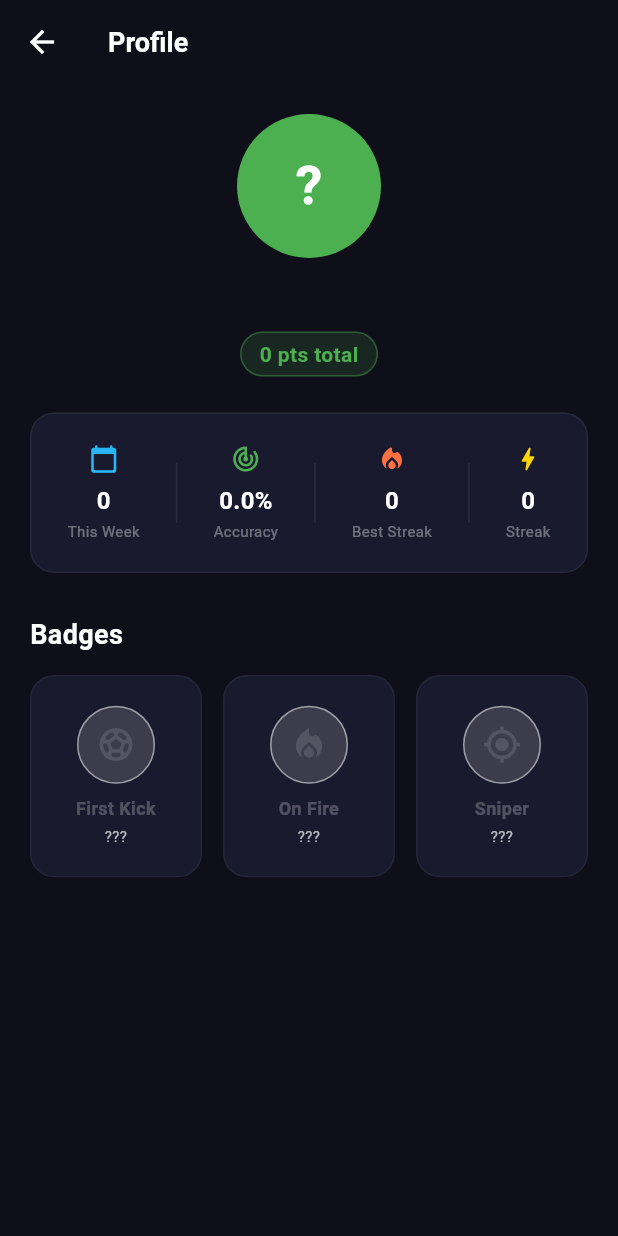
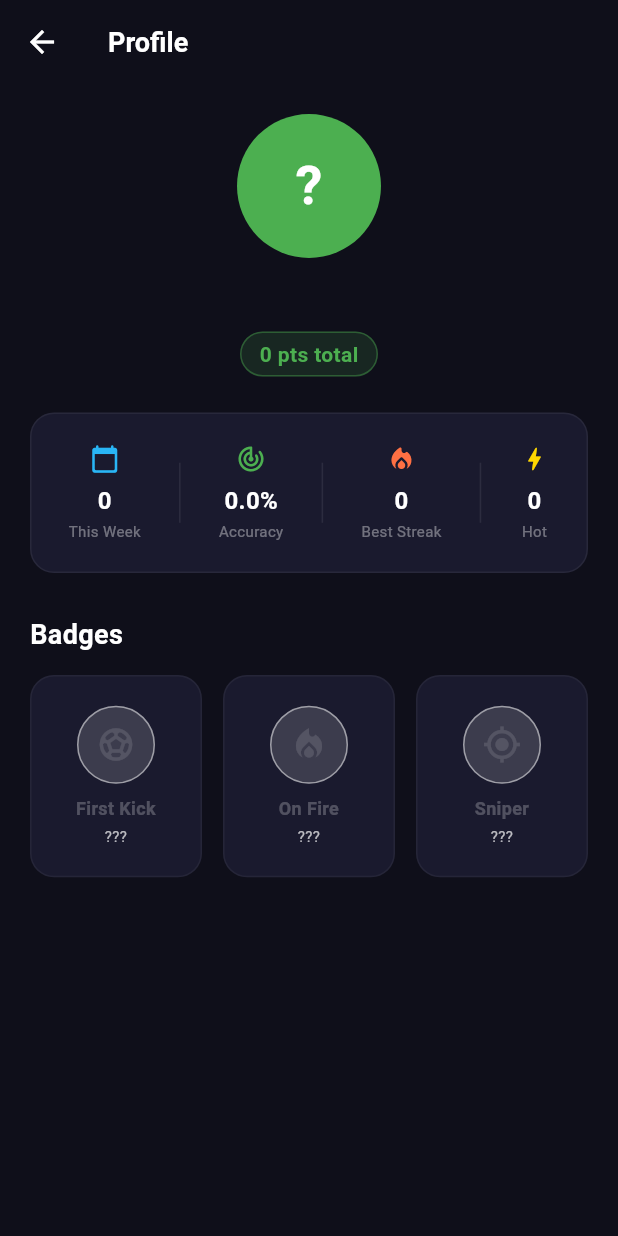
Before and after one commit to Mattathiasa/prediction_league, a Flutter app: the screen it shows once a user with an empty profile is signed in, scrolled down 297 dp, after a tap on "My Profile", on a phone screen of 412 x 824 dp. Run offline on Flutter 3.47's test engine with Material 3 defaults, Android fonts, the phone set to English and light mode, and no system bars; our stand-ins replace cached_network_image, cloud_firestore, firebase_auth, firebase_core, flutter_local_notifications, google_sign_in and 2 more; missing offline and left inert: firebase_app_check; accounts and stored records are empty; generated files the repository leaves out were written again.

```diff
--- a/lib/main.dart
+++ b/lib/main.dart
@@ -1,5 +1,6 @@
 import 'package:flutter/material.dart';
 import 'package:firebase_core/firebase_core.dart';
+import 'package:firebase_app_check/firebase_app_check.dart';
 import 'package:provider/provider.dart';
 import 'package:timezone/data/latest_all.dart' as tz;
 import 'firebase_options.dart';
@@ -14,10 +15,15 @@ import 'screens/home_screen.dart';
 void main() async {
   WidgetsFlutterBinding.ensureInitialized();
 
-  // Timezone data required by flutter_local_notifications zonedSchedule
   tz.initializeTimeZones();
 
   await Firebase.initializeApp(options: DefaultFirebaseOptions.currentPlatform);
+
+  await FirebaseAppCheck.instance.activate(
+    webProvider: ReCaptchaV3Provider('YOUR_RECAPTCHA_SITE_KEY'),
+    androidProvider: AndroidProvider.debug,
+    appleProvider: AppleProvider.debug,
+  );
 
   await NotificationService.initialize();
   await NotificationService.requestPermission();
--- a/lib/models/user_model.dart
+++ b/lib/models/user_model.dart
@@ -8,6 +8,10 @@ class UserModel {
   final int bestStreak;
   final double accuracy;
   final List<String> badgeIds;
+  final int highestWeeklyPoints;
+  final int predictionsCount;
+  final int correctResults;
+  final int exactScoreCount;
 
   const UserModel({
     required this.uid,
@@ -19,6 +23,10 @@ class UserModel {
     this.bestStreak = 0,
     this.accuracy = 0.0,
     this.badgeIds = const [],
+    this.highestWeeklyPoints = 0,
+    this.predictionsCount = 0,
+    this.correctResults = 0,
+    this.exactScoreCount = 0,
   });
 
   factory UserModel.fromFirestore(Map<String, dynamic> data, String uid) {
@@ -32,6 +40,10 @@ class UserModel {
       bestStreak: data['bestStreak'] as int? ?? 0,
       accuracy: (data['accuracy'] as num? ?? 0).toDouble(),
       badgeIds: List<String>.from(data['badgeIds'] as List? ?? []),
+      highestWeeklyPoints: data['highestWeeklyPoints'] as int? ?? 0,
+      predictionsCount: data['predictionsCount'] as int? ?? 0,
+      correctResults: data['correctResults'] as int? ?? 0,
+      exactScoreCount: data['exactScoreCount'] as int? ?? 0,
     );
   }
 
@@ -45,6 +57,10 @@ class UserModel {
           'bestStreak': bestStreak,
           'accuracy': accuracy,
           'badgeIds': badgeIds,
+          'highestWeeklyPoints': highestWeeklyPoints,
+          'predictionsCount': predictionsCount,
+          'correctResults': correctResults,
+          'exactScoreCount': exactScoreCount,
         };
 
   UserModel copyWith({
@@ -56,6 +72,10 @@ class UserModel {
     int? bestStreak,
     double? accuracy,
     List<String>? badgeIds,
+    int? highestWeeklyPoints,
+    int? predictionsCount,
+    int? correctResults,
+    int? exactScoreCount,
   }) {
     return UserModel(
       uid: uid,
@@ -67,6 +87,10 @@ class UserModel {
       bestStreak: bestStreak ?? this.bestStreak,
       accuracy: accuracy ?? this.accuracy,
       badgeIds: badgeIds ?? this.badgeIds,
+      highestWeeklyPoints: highestWeeklyPoints ?? this.highestWeeklyPoints,
+      predictionsCount: predictionsCount ?? this.predictionsCount,
+      correctResults: correctResults ?? this.correctResults,
+      exactScoreCount: exactScoreCount ?? this.exactScoreCount,
     );
   }
 }
--- a/lib/screens/profile_screen.dart
+++ b/lib/screens/profile_screen.dart
@@ -147,7 +147,7 @@ class _StatsRow extends StatelessWidget {
               color: const Color(0xFFFF7043)),
           _divider(),
           _Stat(
-              label: 'Streak',
+              label: 'Hot',
               value: '${user.streak}',
               icon: Icons.bolt_rounded,
               color: const Color(0xFFFFD700)),
--- a/pubspec.yaml
+++ b/pubspec.yaml
@@ -12,6 +12,7 @@ dependencies:
   cupertino_icons: ^1.0.6
   firebase_core: ^3.4.0
   firebase_auth: ^5.2.0
+  firebase_app_check: ^0.3.2+10
   cloud_firestore: ^5.4.0
   google_sign_in: ^6.2.2
   provider: ^6.1.5+1
```
Also changed, not shown: lib/services/result_service.dart (+14 -1 lines), pubspec.lock, 2 other files. Lines whose indentation alone changed are shown as unchanged.
